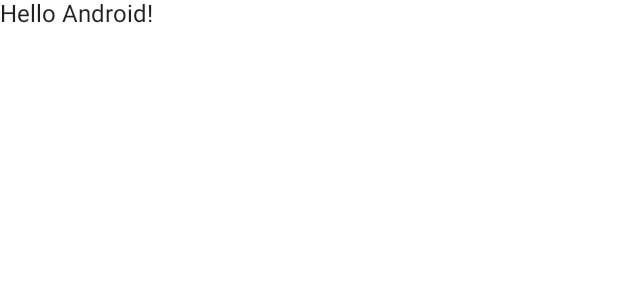
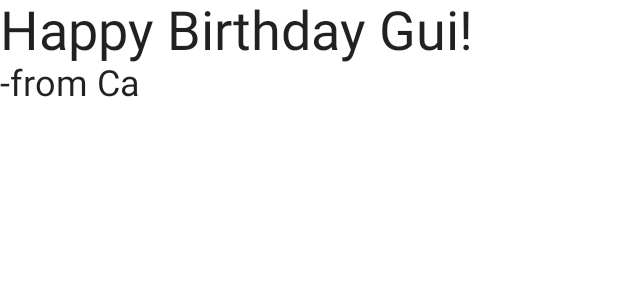
Before and after one commit to GuilhermeDellatin/Happy-Birthday, an Android app built with Jetpack Compose: the @Preview function DefaultPreview, on a phone screen of 412 x 824 dp. Shown: the top 300 px of the screen. Run offline under Robolectric (Android 15) with nearby library versions, the phone set to English and light mode, and no system bars.

Commit message:
Orientations, display two texts in a column

```diff
--- a/app/src/main/java/com/gfdellatin/happybirthday/MainActivity.kt
+++ b/app/src/main/java/com/gfdellatin/happybirthday/MainActivity.kt
@@ -3,6 +3,7 @@ package com.gfdellatin.happybirthday
 import android.os.Bundle
 import androidx.activity.ComponentActivity
 import androidx.activity.compose.setContent
+import androidx.compose.foundation.layout.Column
 import androidx.compose.foundation.layout.fillMaxSize
 import androidx.compose.material.MaterialTheme
 import androidx.compose.material.Surface
@@ -10,6 +11,7 @@ import androidx.compose.material.Text
 import androidx.compose.runtime.Composable
 import androidx.compose.ui.Modifier
 import androidx.compose.ui.tooling.preview.Preview
+import androidx.compose.ui.unit.sp
 import com.gfdellatin.happybirthday.ui.theme.HappyBirthdayTheme
 
 class MainActivity : ComponentActivity() {
@@ -22,7 +24,7 @@ class MainActivity : ComponentActivity() {
                     modifier = Modifier.fillMaxSize(),
                     color = MaterialTheme.colors.background
                 ) {
-                    Greeting("Android")
+                    BirthdayGreetingWithText(message = "Happy Birthday Gui!", from = "-from Ca")
                 }
             }
         }
@@ -30,14 +32,17 @@ class MainActivity : ComponentActivity() {
 }
 
 @Composable
-fun Greeting(name: String) {
-    Text(text = "Hello $name!")
+fun BirthdayGreetingWithText(message: String, from: String) {
+    Column {
+        Text(text = message, fontSize = 36.sp)
+        Text(text = from, fontSize = 24.sp)
+    }
 }
 
 @Preview(showBackground = true)
 @Composable
 fun DefaultPreview() {
     HappyBirthdayTheme {
-        Greeting("Android")
+        BirthdayGreetingWithText(message = "Happy Birthday Gui!", from = "-from Ca")
     }
 }
```
